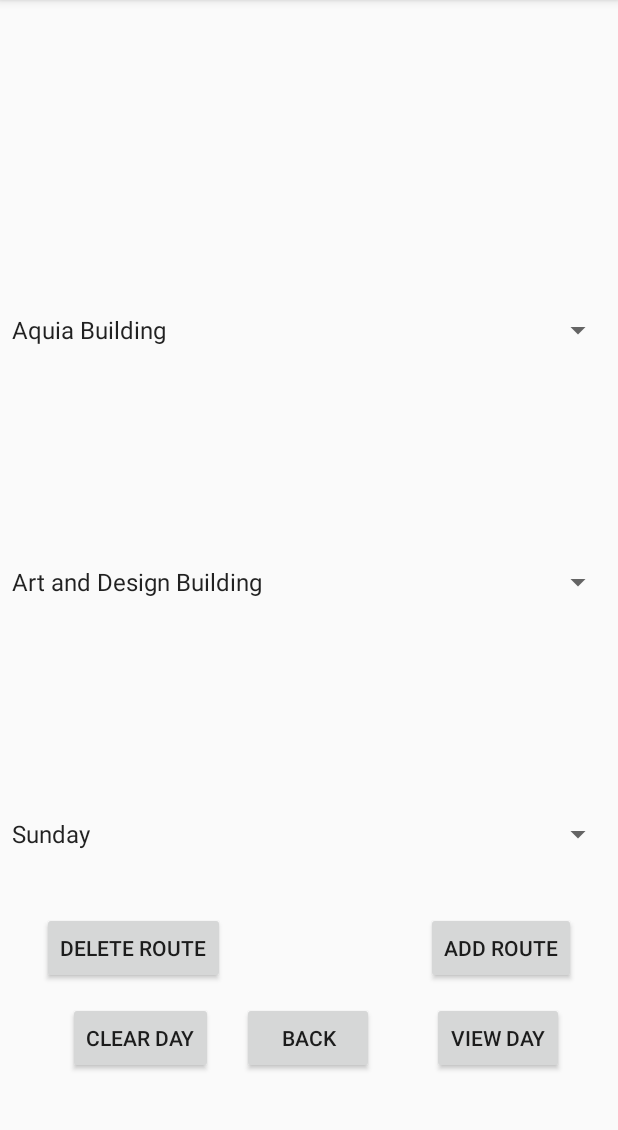
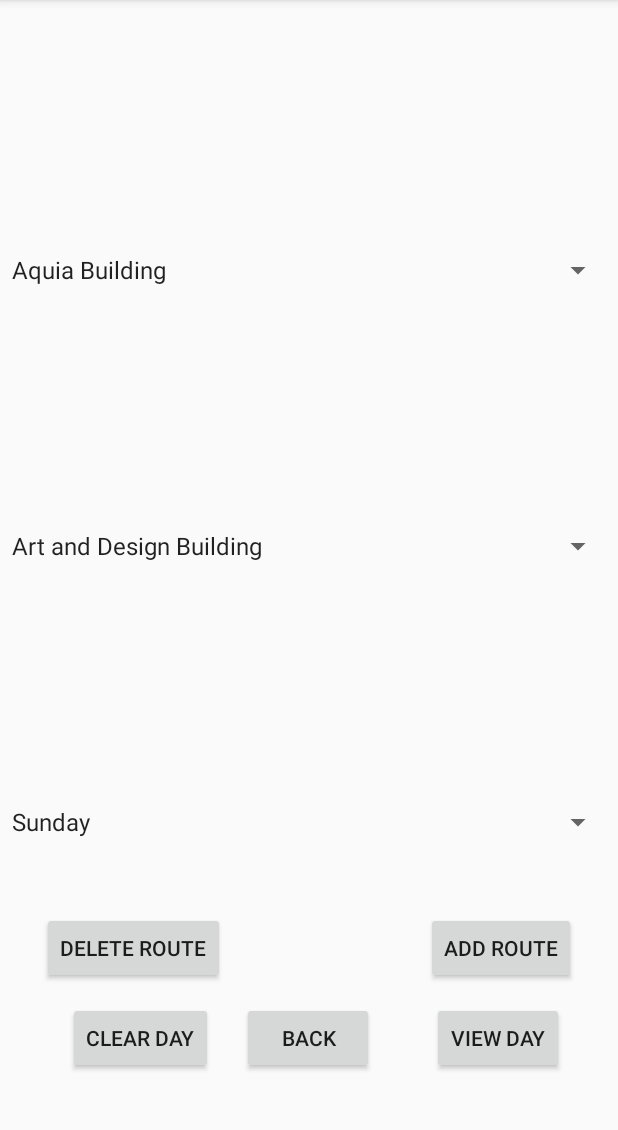
Before and after one commit to nouf1612/GMU_CampusConstruction_WorkAround, an Android app: the Schedule_Route screen opened directly, with no data from a screen before it, on a phone screen of 412 x 824 dp, the part 84-1214 px from its top. Run offline under Robolectric (Android 15) with nearby library versions, the phone set to English and light mode, and no system bars; 1 statement that could not run was skipped.

Commit message:
Fixed name typo with the external Routes database

```diff
--- a/app/src/main/java/com/example/gmu_campusconstruction_workaround/RoutesDatabase.java
+++ b/app/src/main/java/com/example/gmu_campusconstruction_workaround/RoutesDatabase.java
@@ -12,7 +12,7 @@ import androidx.annotation.Nullable;
  * create the route database
  */
 public class RoutesDatabase extends SQLiteOpenHelper {
-    public static final String DATABASE_NAME = "Route.db";
+    public static final String DATABASE_NAME = "Routes.db";
     public static final String TABLE_NAME = "route_table";
     public static final String COL_1 = "ID";
     public static final String COL_2 = "BUILDINGS";
--- a/app/src/main/java/com/example/gmu_campusconstruction_workaround/RoutesDatabaseOH.java
+++ b/app/src/main/java/com/example/gmu_campusconstruction_workaround/RoutesDatabaseOH.java
@@ -8,7 +8,7 @@ import com.readystatesoftware.sqliteasset.SQLiteAssetHelper;
  * Helper class to open Routes database
  */
 public class RoutesDatabaseOH extends SQLiteAssetHelper {
-    private static final String Routes_Databases = "Route.db";
+    private static final String Routes_Databases = "Routes.db";
     private static final int RoutesDB_version = 1;
 
     public RoutesDatabaseOH(Context context){
--- a/app/src/main/res/layout/activity_quick__route.xml
+++ b/app/src/main/res/layout/activity_quick__route.xml
@@ -13,7 +13,7 @@
     <Spinner
         android:id="@+id/spinner_Start_Building"
         android:layout_width="0dp"
-        android:layout_height="wrap_content"
+        android:layout_height="40dp"
         android:layout_marginTop="142dp"
         android:layout_marginBottom="248dp"
         android:entries="@array/Start_Buildings"
@@ -42,7 +42,7 @@
     <Spinner
         android:id="@+id/spinner_Dest_Building"
         android:layout_width="0dp"
-        android:layout_height="wrap_content"
+        android:layout_height="40dp"
         android:layout_marginStart="1dp"
         android:layout_marginLeft="1dp"
         android:layout_marginTop="289dp"
--- a/app/src/main/res/layout/activity_schedule__route.xml
+++ b/app/src/main/res/layout/activity_schedule__route.xml
@@ -9,18 +9,22 @@
     <Spinner
         android:id="@+id/spinner_Dest_Building2"
         android:layout_width="409dp"
-        android:layout_height="wrap_content"
+        android:layout_height="40dp"
         android:layout_marginBottom="144dp"
+        android:visibility="visible"
         app:layout_constraintBottom_toTopOf="@+id/spinner_Days"
-        app:layout_constraintStart_toStartOf="parent" />
+        app:layout_constraintStart_toStartOf="parent"
+        tools:visibility="visible" />
 
     <Spinner
         android:id="@+id/spinner_Start_Building2"
         android:layout_width="409dp"
-        android:layout_height="wrap_content"
+        android:layout_height="40dp"
         android:layout_marginBottom="144dp"
+        android:visibility="visible"
         app:layout_constraintBottom_toTopOf="@+id/spinner_Dest_Building2"
-        app:layout_constraintStart_toStartOf="parent" />
+        app:layout_constraintStart_toStartOf="parent"
+        tools:visibility="visible" />
 
     <Button
         android:id="@+id/button_Back"
@@ -36,10 +40,12 @@
     <Spinner
         android:id="@+id/spinner_Days"
         android:layout_width="409dp"
-        android:layout_height="wrap_content"
+        android:layout_height="40dp"
         android:layout_marginBottom="100dp"
+        android:visibility="visible"
         app:layout_constraintBottom_toTopOf="@+id/button_Back"
-        app:layout_constraintStart_toStartOf="parent" />
+        app:layout_constraintStart_toStartOf="parent"
+        tools:visibility="visible" />
 
     <Button
         android:id="@+id/button_ViewDay"
```
Also changed, not shown: app/src/main/java/com/example/gmu_campusconstruction_workaround/Quick_Route.java (+7 -8 lines), app/src/main/res/layout/activity_favorite_list.xml (+8 -4 lines), app/src/main/assets/databases/Routes.db (renamed from app/src/main/assets/databases/Route.db).
